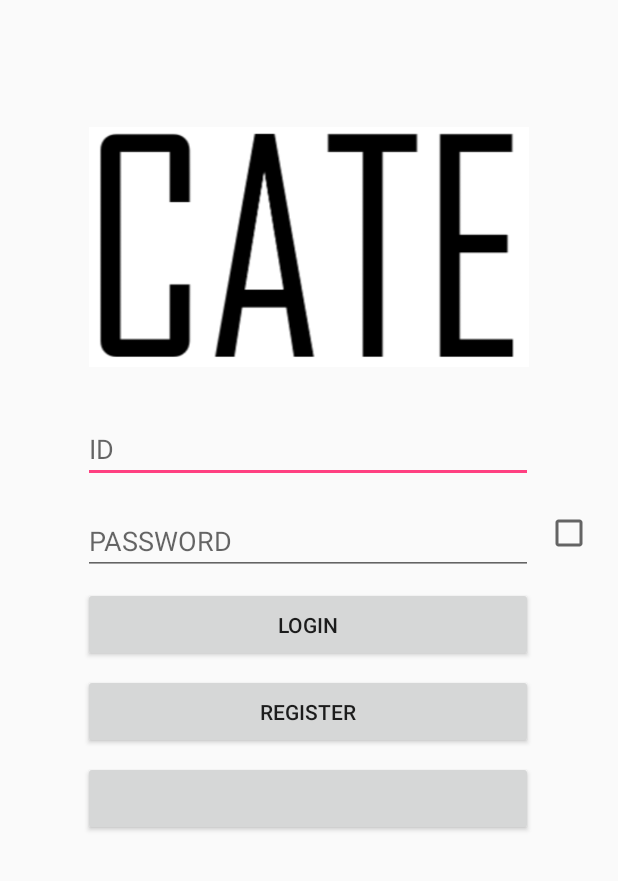
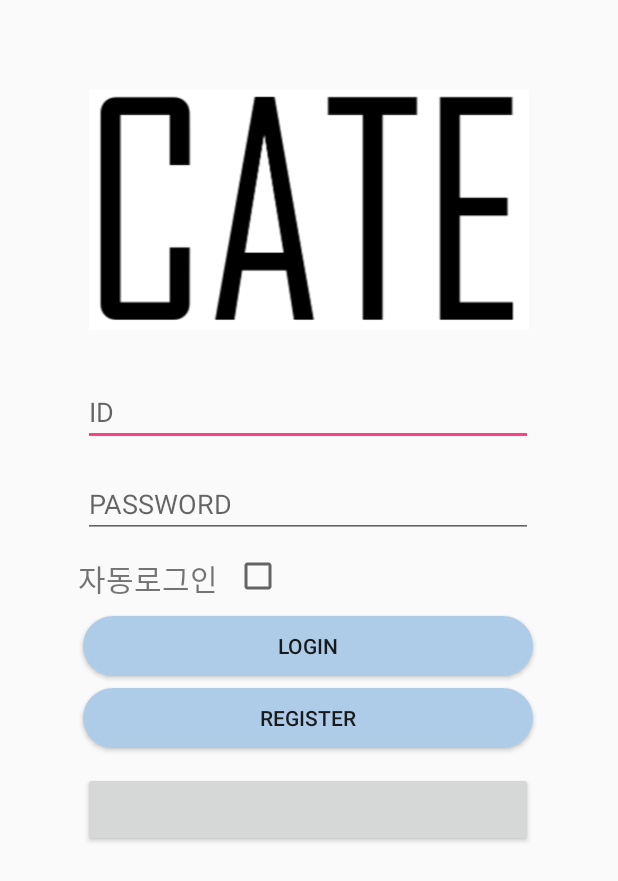
Before and after one commit to cate-project/CATE-V4, an Android app: the screen it shows after launch (LoginActivity), on a phone screen of 412 x 824 dp. Shown: the top 881 px of the screen. Run offline under Robolectric (Android 15) with nearby library versions, the phone set to English and light mode, and no system bars; our stand-ins replace Volley; libraries missing offline, so code that uses them is left out: com.kakao.auth, com.kakao.network, com.kakao.usermgmt, com.kakao.util; plain views replace LoginButton; 2 statements that could not run were skipped.

Commit message:
버튼 ui 수정

```diff
--- a/app/src/main/java/app/com/CATE/DetailsActivity.java
+++ b/app/src/main/java/app/com/CATE/DetailsActivity.java
@@ -1,7 +1,6 @@
 package app.com.CATE;
 
 import android.Manifest;
-import android.app.Activity;
 import android.app.ProgressDialog;
 import android.content.DialogInterface;
 import android.content.Intent;
@@ -77,7 +76,7 @@ public class DetailsActivity extends YouTubeBaseActivity implements YouTubePlaye
     @Override
     protected void onCreate(Bundle savedInstanceState) {
         super.onCreate(savedInstanceState);
-        setContentView(R.layout.activity_details);
+        setContentView(R.layout.activity_youtube);
 
         userName = MainActivity.strName;
 
--- /dev/null
+++ b/app/src/main/res/drawable/button.xml
@@ -0,0 +1,11 @@
+<?xml version="1.0" encoding="utf-8"?>
+<selector xmlns:android="http://schemas.android.com/apk/res/android">
+
+    <item>
+        <shape android:shape="rectangle">
+            <corners android:radius="20dp"></corners>
+            <solid android:color="@color/category_item_bg_03"></solid>
+        </shape>
+    </item>
+
+</selector>
--- a/app/src/main/res/layout/activity_login.xml
+++ b/app/src/main/res/layout/activity_login.xml
@@ -10,20 +10,21 @@
     <Button
         android:id="@+id/buttonLogin"
         android:layout_width="300dp"
-        android:layout_height="50dp"
-        android:layout_marginLeft="8dp"
-        android:layout_marginTop="8dp"
-        android:layout_marginRight="8dp"
+        android:layout_height="40dp"
+        android:layout_marginTop="52dp"
+        android:background="@drawable/button"
         android:text="@string/login"
-        app:layout_constraintHorizontal_bias="0.491"
+        app:layout_constraintEnd_toEndOf="parent"
+        app:layout_constraintHorizontal_bias="0.495"
         app:layout_constraintLeft_toLeftOf="parent"
         app:layout_constraintRight_toRightOf="parent"
+        app:layout_constraintStart_toStartOf="parent"
         app:layout_constraintTop_toBottomOf="@+id/passwordText" />
 
     <Button
         android:id="@+id/buttonSignUp"
         android:layout_width="300dp"
-        android:layout_height="50dp"
+        android:layout_height="40dp"
         android:layout_marginLeft="8dp"
         android:layout_marginTop="8dp"
         android:layout_marginRight="8dp"
@@ -32,22 +33,31 @@
         app:layout_constraintHorizontal_bias="0.49"
         app:layout_constraintLeft_toLeftOf="parent"
         app:layout_constraintRight_toRightOf="parent"
-        app:layout_constraintTop_toBottomOf="@+id/buttonLogin" />
+        app:layout_constraintTop_toBottomOf="@+id/buttonLogin"
+        android:background="@drawable/button"/>
+
+    <TextView
+        android:id="@+id/authlogin"
+        android:layout_width="wrap_content"
+        android:layout_height="wrap_content"
+        android:layout_marginStart="52dp"
+        android:layout_marginTop="12dp"
+        android:text="자동로그인"
+        android:textSize="20dp"
+        app:layout_constraintStart_toStartOf="parent"
+        app:layout_constraintTop_toBottomOf="@+id/passwordText" />
 
     <CheckBox
         android:id="@+id/AutoLogInCheck"
         android:layout_width="wrap_content"
         android:layout_height="wrap_content"
-        android:layout_marginStart="8dp"
+        android:layout_marginTop="148dp"
         android:layout_marginEnd="8dp"
-        android:layout_marginBottom="428dp"
-        app:layout_constraintBottom_toBottomOf="parent"
         app:layout_constraintEnd_toEndOf="parent"
-        app:layout_constraintHorizontal_bias="0.0"
+        app:layout_constraintHorizontal_bias="0.048"
         app:layout_constraintRight_toRightOf="@+id/passwordText"
-        app:layout_constraintStart_toEndOf="@+id/passwordText"
-        app:layout_constraintTop_toBottomOf="@+id/imageView"
-        app:layout_constraintVertical_bias="0.887" />
+        app:layout_constraintStart_toEndOf="@+id/authlogin"
+        app:layout_constraintTop_toBottomOf="@+id/imageView" />
 
     <EditText
         android:id="@+id/idText"
@@ -88,23 +98,23 @@
         android:layout_marginStart="20dp"
         android:layout_marginTop="60dp"
         android:layout_marginEnd="20dp"
-        android:layout_marginBottom="70dp"
-        app:layout_constraintBottom_toTopOf="@+id/AutoLogInCheck"
+        android:contentDescription="@string/image"
         app:layout_constraintEnd_toEndOf="parent"
         app:layout_constraintStart_toStartOf="parent"
         app:layout_constraintTop_toTopOf="parent"
-        app:srcCompat="@drawable/cate_logo"
-        android:contentDescription="@string/image" />
+        app:srcCompat="@drawable/cate_logo" />
 
     <com.kakao.usermgmt.LoginButton
 
         android:id="@+id/btn_kakao_login"
         android:layout_width="300dp"
         android:layout_height="50dp"
-        android:layout_marginTop="8dp"
+        android:layout_marginTop="16dp"
+        app:layout_constraintEnd_toEndOf="parent"
         app:layout_constraintHorizontal_bias="0.495"
         app:layout_constraintLeft_toLeftOf="parent"
         app:layout_constraintRight_toRightOf="parent"
+        app:layout_constraintStart_toStartOf="parent"
         app:layout_constraintTop_toBottomOf="@+id/buttonSignUp" />
 
 </android.support.constraint.ConstraintLayout>
--- a/app/src/main/res/layout/activity_signup.xml
+++ b/app/src/main/res/layout/activity_signup.xml
@@ -71,7 +71,8 @@
         android:layout_marginTop="8dp"
         android:layout_marginRight="8dp"
         android:onClick="insert"
-        android:text="@string/request_register" />
+        android:text="@string/request_register"
+        android:background="@drawable/button"/>
 
 
 </LinearLayout>
--- a/app/src/main/res/layout/activity_twitch.xml
+++ b/app/src/main/res/layout/activity_twitch.xml
@@ -157,7 +157,8 @@
         <Button
             android:id="@+id/insertButton"
             android:layout_width="wrap_content"
-            android:layout_height="wrap_content"
+            android:layout_height="40dp"
+            android:background="@drawable/button"
             android:text="@string/input" />
     </LinearLayout>
 </LinearLayout>
--- a/app/src/main/res/layout/activity_details.xml
+++ b/app/src/main/res/layout/activity_youtube.xml
@@ -159,7 +159,8 @@
         <Button
             android:id="@+id/insertButton"
             android:layout_width="wrap_content"
-            android:layout_height="wrap_content"
+            android:layout_height="40dp"
+            android:background="@drawable/button"
             android:text="@string/input" />
     </LinearLayout>
 </LinearLayout>
```
Also changed, not shown: app/src/main/res/layout/activity_signupapi.xml (+15 -2 lines).
